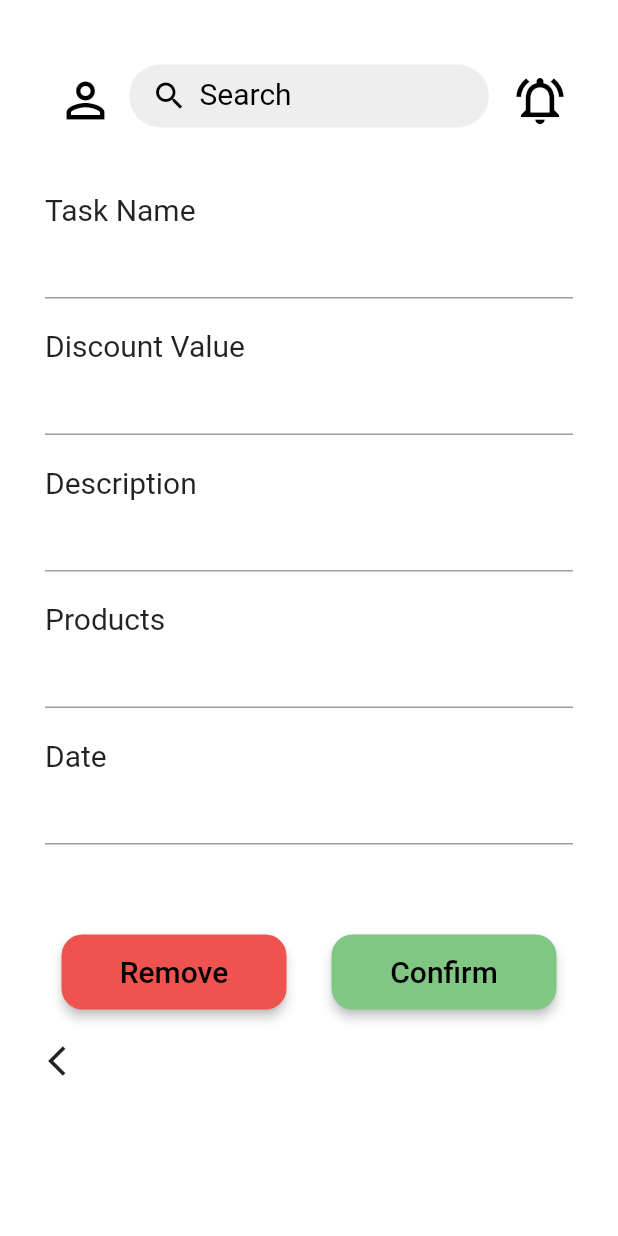
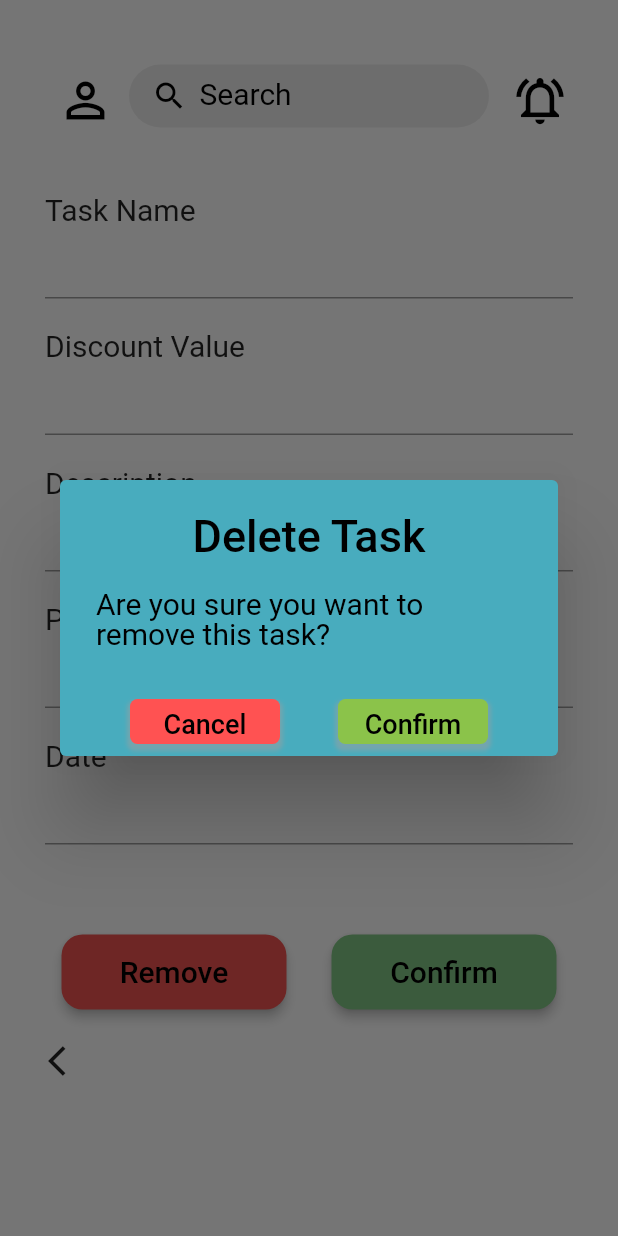
Before and after one commit to catasofia/User-Centered-Design-and-Evaluation, a Flutter app: the EditTask screen opened directly with empty values, after a tap on "Remove", on a phone screen of 412 x 824 dp. Run offline on Flutter 3.47's test engine with Material 2 defaults, Android fonts, the phone set to English and light mode, and no system bars; our stand-ins replace cloud_firestore, firebase_core, flutter_spinkit; missing offline and left inert: web3dart; accounts and stored records are empty; Roboto replaces fonts that are missing (Arial); project files that could hold a hidden picture were left out.

Commit message:
remove tasks

```diff
--- a/lib/landlord/landlordEditTask.dart
+++ b/lib/landlord/landlordEditTask.dart
@@ -235,7 +235,10 @@ class _EditTaskState extends State<EditTask> {
                         ),
                       ),
                       onPressed: () {
-                        //  FirebaseFirestore.instance.collection("tasks").doc(taskid).delete();
+                        showDialog(
+                          context: context,
+                          builder: (BuildContext context) => _buildPopupDeleteTask(context, taskid),
+                        );
                       },
                       child: Text('Remove',
                         style: TextStyle(
@@ -478,6 +481,128 @@ Widget _buildPopupEditTask(BuildContext context) {
   );
 }
 
+Widget _buildPopupDeleteTask(BuildContext context, String taskid) {
+  return AlertDialog(
+    alignment: Alignment.center,
+    title: const Text(
+      'Delete Task',
+      style: TextStyle(
+        fontFamily: 'Arial',
+        fontSize: 30,
+        color: Colors.black,
+        height: 1,
+      ),
+      textAlign: TextAlign.center,
+    ),
+    backgroundColor: const Color(0xFF48ACBE),
+    content: Column(
+      mainAxisSize: MainAxisSize.min,
+      crossAxisAlignment: CrossAxisAlignment.start,
+      children: const <Widget>[
+        Text(
+          "Are you sure you want to remove this task?",
+          style: TextStyle(
+            fontFamily: 'Arial',
+            fontSize: 20,
+            color: Colors.black,
+            height: 1,
+          ),
+        ),
+
+      ],
+    ),
+    actions: <Widget>[
+      Row(
+        mainAxisAlignment: MainAxisAlignment.spaceEvenly,
+        children: [
+          Container(
+            width: 100.0,
+            height: 30.0,
+            decoration: BoxDecoration(
+              borderRadius: BorderRadius.circular(5.0),
+              boxShadow: [
+                BoxShadow(
+                  color: Colors.grey.withOpacity(0.5),
+                  spreadRadius: 1.5,
+                  blurRadius: 1.5,
+                  offset: const Offset(0, 3),
+                ),
+              ],
+              color: Colors.redAccent,
+            ),
+            padding: const EdgeInsets.only(top: 6.0),
+            child: Row(
+              crossAxisAlignment: CrossAxisAlignment.start,
+              mainAxisAlignment: MainAxisAlignment.center,
+              children: <Widget>[
+                FlatButton(
+                  onPressed: () {
+                    Navigator.of(context).pop();
+                  },
+                  textColor: Theme
+                      .of(context)
+                      .primaryColor,
+                  child: const Text(
+                    'Cancel',
+                    style: TextStyle(
+                      fontFamily: 'Arial',
+                      fontSize: 18,
+                      color: Colors.black,
+                      height: 1,
+                    ),
+                  ),
+                ),
+              ],
+            ),
+          ),
+          Container(
+            width: 100.0,
+            height: 30.0,
+            decoration: BoxDecoration(
+              borderRadius: BorderRadius.circular(5.0),
+              boxShadow: [
+                BoxShadow(
+                  color: Colors.grey.withOpacity(0.5),
+                  spreadRadius: 1.5,
+                  blurRadius: 1.5,
+                  offset: const Offset(0, 3),
+                ),
+              ],
+              color: Colors.lightGreen,
+            ),
+            padding: const EdgeInsets.only(top: 6.0),
+            child: Row(
+              crossAxisAlignment: CrossAxisAlignment.start,
+              mainAxisAlignment: MainAxisAlignment.center,
+              children: <Widget>[
+                FlatButton(
+                  onPressed: () {
+                    FirebaseFirestore.instance.collection("task").doc(taskid).delete();
+                    Navigator.push(
+                        context,
+                        MaterialPageRoute(builder: (context) => const HomeLandlord()));
+                  },
+                  textColor: Theme
+                      .of(context)
+                      .primaryColor,
+                  child: const Text(
+                    'Confirm',
+                    style: TextStyle(
+                      fontFamily: 'Arial',
+                      fontSize: 18,
+                      color: Colors.black,
+                      height: 1,
+                    ),
+                  ),
+                ),
+              ],
+            ),
+          ),
+        ],
+      ),
+    ],
+  );
+}
 
 Widget _errorPopup(BuildContext context) {
   return new AlertDialog(
--- a/lib/main.dart
+++ b/lib/main.dart
@@ -109,7 +109,7 @@ class MyApp extends StatelessWidget {
         //'/home': (context) => Task(),
         //'/': (context) => HomeScreen(),
         //}
-        home: TasksLandlord(),
+        home: HomeLandlord(),
       ),
     );
   }
```
